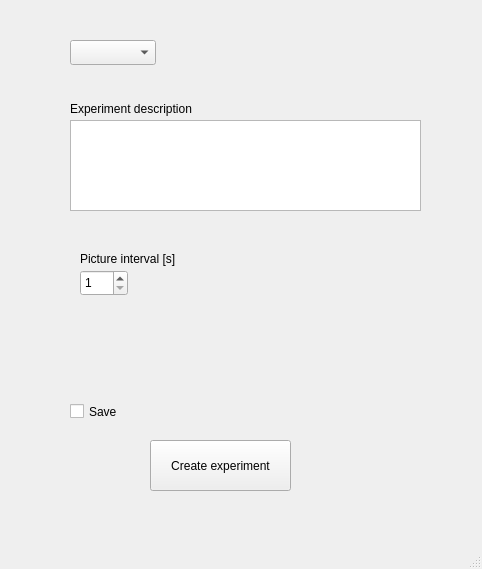
Above: src/gui/main.ui from gfogwill/FrESH before the change. Below: the same form after it.
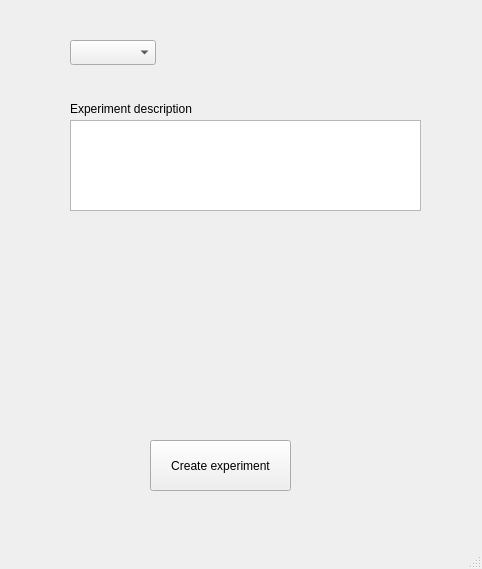
That is the form after the change.

Commit message: refactor: move save_exp checkbox to experiment_gui.py

```diff
--- a/src/gui/main.ui
+++ b/src/gui/main.ui
@@ -27,19 +27,6 @@
      <string>Create experiment</string>
     </property>
    </widget>
-   <widget class="QCheckBox" name="saveCheckBox">
-    <property name="geometry">
-     <rect>
-      <x>70</x>
-      <y>400</y>
-      <width>92</width>
-      <height>23</height>
-     </rect>
-    </property>
-    <property name="text">
-     <string>Save</string>
-    </property>
-   </widget>
    <widget class="QComboBox" name="stationComboBox">
     <property name="geometry">
      <rect>
@@ -98,32 +85,6 @@
      <string>Experiment description</string>
     </property>
    </widget>
-   <widget class="QLabel" name="label_2">
-    <property name="geometry">
-     <rect>
-      <x>80</x>
-      <y>250</y>
-      <width>161</width>
-      <height>17</height>
-     </rect>
-    </property>
-    <property name="text">
-     <string>Picture interval [s]</string>
-    </property>
-   </widget>
-   <widget class="QSpinBox" name="pictureIntervalSpinBox">
-    <property name="geometry">
-     <rect>
-      <x>80</x>
-      <y>270</y>
-      <width>48</width>
-      <height>26</height>
-     </rect>
-    </property>
-    <property name="minimum">
-     <number>1</number>
-    </property>
-   </widget>
   </widget>
   <widget class="QMenuBar" name="menubar">
    <property name="geometry">
```
The commit also changes 3 other files.
